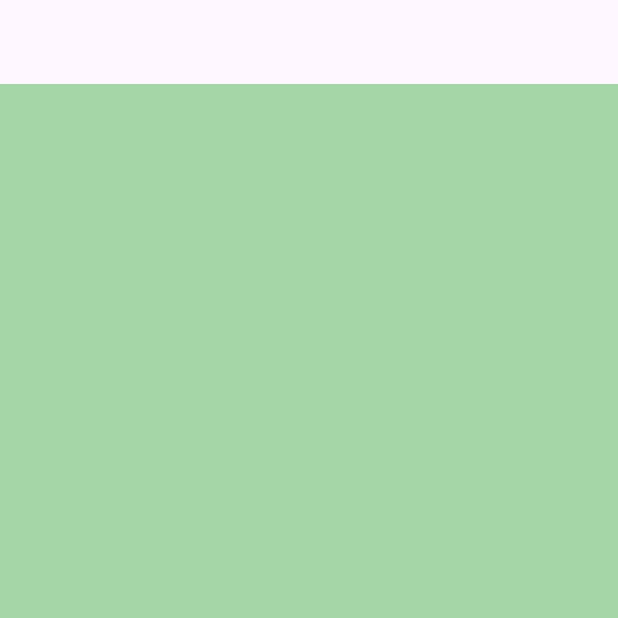
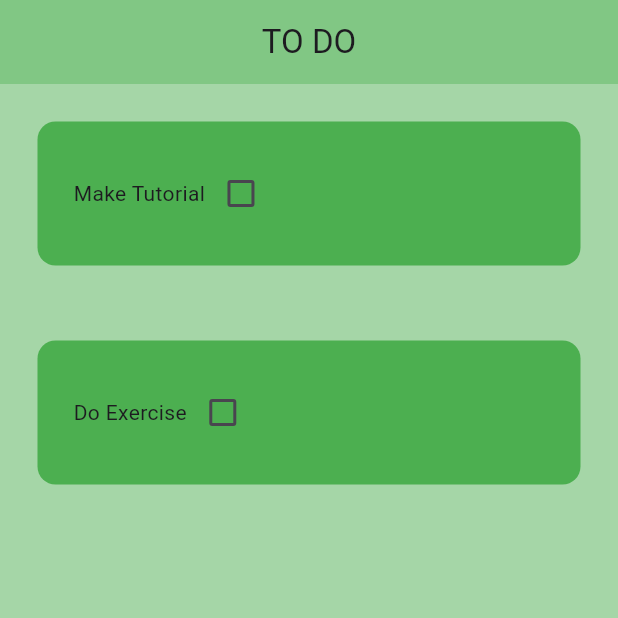
Before and after one commit to O-rensa/flutter_todo, a Flutter app: the screen it shows after launch, on a phone screen of 412 x 824 dp, the top half of it. Run offline on Flutter 3.47's test engine with Material 3 defaults, Android fonts, the phone set to English and light mode, and no system bars.

Commit message:
Added todo tile

```diff
--- /dev/null
+++ b/todo_app/lib/components/todo_tile.dart
@@ -0,0 +1,37 @@
+import 'package:flutter/material.dart';
+
+class ToDoTile extends StatelessWidget {
+  final String taskName;
+  final bool taskCompleted;
+  Function(bool?)? onChanged;
+
+  ToDoTile({
+    super.key,
+    required this.taskName,
+    required this.taskCompleted,
+    required this.onChanged,
+    });
+
+  @override
+  Widget build(BuildContext context) {
+    return Padding(
+      padding: const EdgeInsets.all(25.0),
+      child: Container(
+        padding: const EdgeInsets.all(24),
+        decoration: BoxDecoration(
+          color: Colors.green,
+          borderRadius: BorderRadius.circular(12),
+        ),
+        child:  Row(
+          children: [
+            // task name
+            Text(taskName),
+
+            // checkbox
+            Checkbox(value: taskCompleted, onChanged: onChanged)
+          ]
+        )
+      ),
+    );
+  }
+}
--- a/todo_app/lib/main.dart
+++ b/todo_app/lib/main.dart
@@ -12,7 +12,10 @@ class MyApp extends StatelessWidget {
   Widget build(BuildContext context) {
     return MaterialApp(
       debugShowCheckedModeBanner: false,
-      home: HomePage(),
+      home: const HomePage(),
+      theme: ThemeData(
+        primarySwatch: Colors.green,
+      ),
     );
   }
 }
--- a/todo_app/lib/pages/home_page.dart
+++ b/todo_app/lib/pages/home_page.dart
@@ -1,4 +1,5 @@
 import 'package:flutter/material.dart';
+import '../components/todo_tile.dart';
 
 class HomePage extends StatefulWidget {
   const HomePage({
@@ -10,11 +11,38 @@ class HomePage extends StatefulWidget {
 }
 
 class _HomePageState extends State<HomePage> {
+  // list of todo tasks
+  List toDoList = [
+    ["Make Tutorial", false],
+    ["Do Exercise", false],
+  ];
+
+  // checkbox was tapped
+  void checkBoxOnChanged(bool? value, int idx) {
+    setState(() {
+      toDoList[idx][1] = !toDoList[idx][1];
+    });
+  }
+
   @override
   Widget build(BuildContext context) {
     return Scaffold(
       backgroundColor: Colors.green[200],
-      appBar: AppBar(),
+      appBar: AppBar(
+        centerTitle: true,
+        backgroundColor: Colors.green[300],
+        title: const Text('TO DO'),
+        elevation: 0,
+      ),
+      body: ListView.builder(
+        itemCount: toDoList.length,
+        itemBuilder: (context, index) {
+          return ToDoTile(
+            taskName: toDoList[index][0],
+            taskCompleted: toDoList[index][1],
+            onChanged: (value) => checkBoxOnChanged(value, index),
+            );
+        })
     );
   }
 }
```
Also changed, not shown: 1 other file.
